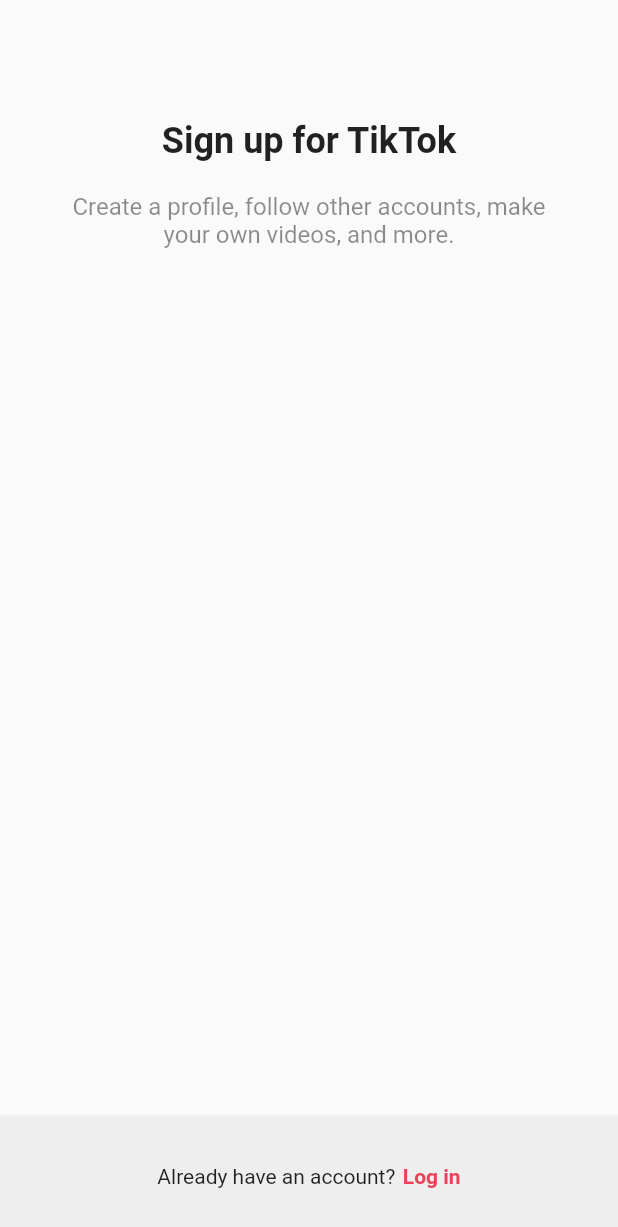
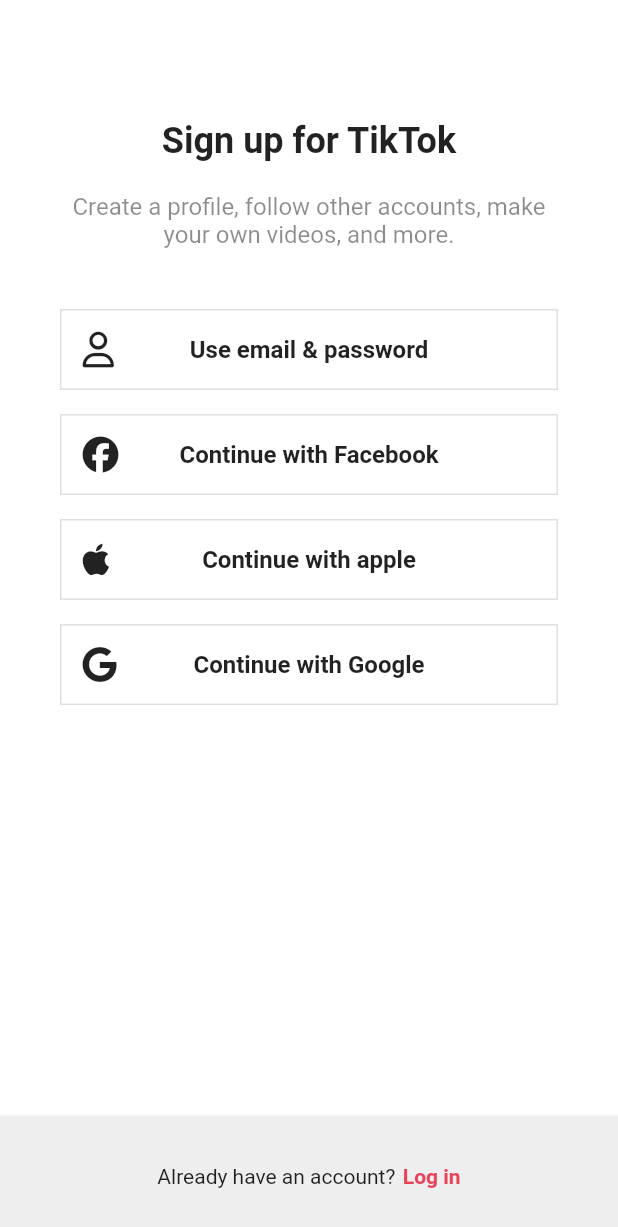
Before and after one commit to Hubsy-kr/tiktok_clone, a Flutter app: the screen it shows after launch, on a phone screen of 412 x 824 dp. Shown: the top 1227 px of the screen. Run offline on Flutter 3.47's test engine with Material 2 defaults, Android fonts, the phone set to English and light mode, and no system bars; our stand-ins replace font_awesome_flutter.

Commit message:
add screen about login

```diff
--- /dev/null
+++ b/lib/features/authentication/sign_up_screen.dart
@@ -0,0 +1,106 @@
+import 'package:flutter/material.dart';
+import 'package:font_awesome_flutter/font_awesome_flutter.dart';
+import 'package:tiktok_clone/constants/gaps.dart';
+import 'package:tiktok_clone/constants/sizes.dart';
+import 'package:tiktok_clone/features/authentication/login_screen.dart';
+import 'package:tiktok_clone/features/authentication/username_screen.dart';
+import 'package:tiktok_clone/features/authentication/widgets/auth_button.dart';
+
+class SignUpScreen extends StatelessWidget {
+  const SignUpScreen({super.key});
+
+  void _onSignUpTap(BuildContext context) {
+    Navigator.of(context).push(
+      MaterialPageRoute(
+        builder: (context) => const LoginScreen(),
+      ),
+    );
+  }
+
+  void _onEmailTap(BuildContext context) {
+    Navigator.of(context).push(
+      MaterialPageRoute(
+        builder: (context) => const UsernameScreen(),
+      ),
+    );
+  }
+
+  @override
+  Widget build(BuildContext context) {
+    return Scaffold(
+      body: SafeArea(
+        child: Padding(
+          padding: const EdgeInsets.symmetric(
+            horizontal: Sizes.size40,
+          ),
+          child: Column(
+            children: [
+              Gaps.v80,
+              const Text(
+                'Sign up for TikTok',
+                style: TextStyle(
+                  fontSize: Sizes.size24,
+                  fontWeight: FontWeight.w700,
+                ),
+              ),
+              Gaps.v20,
+              const Text(
+                'Create a profile, follow other accounts, make your own videos, and more.',
+                style: TextStyle(
+                  fontSize: Sizes.size16,
+                  color: Colors.black45,
+                ),
+                textAlign: TextAlign.center,
+              ),
+              Gaps.v40,
+              GestureDetector(
+                onTap: () => _onEmailTap(context),
+                child: const AuthButton(
+                    icon: FaIcon(FontAwesomeIcons.user),
+                    text: 'Use email & password'),
+              ),
+              Gaps.v16,
+              const AuthButton(
+                  icon: FaIcon(FontAwesomeIcons.facebook),
+                  text: 'Continue with Facebook'),
+              Gaps.v16,
+              const AuthButton(
+                  icon: FaIcon(FontAwesomeIcons.apple),
+                  text: 'Continue with apple'),
+              Gaps.v16,
+              const AuthButton(
+                  icon: FaIcon(FontAwesomeIcons.google),
+                  text: 'Continue with Google'),
+            ],
+          ),
+        ),
+      ),
+      bottomNavigationBar: BottomAppBar(
+        color: Colors.grey.shade200,
+        elevation: 2,
+        child: Padding(
+          padding: const EdgeInsets.symmetric(
+            vertical: Sizes.size32,
+          ),
+          child: Row(
+            mainAxisAlignment: MainAxisAlignment.center,
+            children: [
+              const Text('Already have an account?'),
+              Gaps.h5,
+              GestureDetector(
+                onTap: () => _onSignUpTap(context),
+                child: Text(
+                  'Log in',
+                  style: TextStyle(
+                    color: Theme.of(context).primaryColor,
+                    fontWeight: FontWeight.w600,
+                  ),
+                ),
+              )
+            ],
+          ),
+        ),
+      ),
+    );
+  }
+}
--- /dev/null
+++ b/lib/features/authentication/widgets/auth_button.dart
@@ -0,0 +1,47 @@
+import 'package:flutter/material.dart';
+import 'package:font_awesome_flutter/font_awesome_flutter.dart';
+import 'package:tiktok_clone/constants/sizes.dart';
+
+class AuthButton extends StatelessWidget {
+  final String text;
+  final FaIcon icon;
+
+  const AuthButton({
+    super.key,
+    required this.text,
+    required this.icon,
+  });
+
+  @override
+  Widget build(BuildContext context) {
+    return FractionallySizedBox(
+      widthFactor: 1,
+      child: Container(
+        padding: const EdgeInsets.all(Sizes.size14),
+        decoration: BoxDecoration(
+          border: Border.all(
+            color: Colors.grey.shade300,
+            width: Sizes.size1,
+          ),
+        ),
+        child: Stack(
+          alignment: Alignment.center,
+          children: [
+            Align(
+              alignment: Alignment.centerLeft,
+              child: icon,
+            ),
+            Text(
+              text,
+              style: const TextStyle(
+                fontSize: Sizes.size16,
+                fontWeight: FontWeight.w600,
+              ),
+              textAlign: TextAlign.center,
+            ),
+          ],
+        ),
+      ),
+    );
+  }
+}
--- a/lib/main.dart
+++ b/lib/main.dart
@@ -1,5 +1,7 @@
 import 'package:flutter/material.dart';
-import 'package:tiktok_clone/screens/sign_up/sign_up_screen.dart';
+import 'package:tiktok_clone/features/authentication/sign_up_screen.dart';
+
+import 'constants/sizes.dart';
 
 void main() {
   runApp(const TikTokApp());
@@ -13,7 +15,20 @@ class TikTokApp extends StatelessWidget {
   Widget build(BuildContext context) {
     return MaterialApp(
       title: 'Flutter Demo',
-      theme: ThemeData(primaryColor: const Color(0xFFE9435A)),
+      theme: ThemeData(
+        primaryColor: const Color(0xFFE9435A),
+        scaffoldBackgroundColor: Colors.white,
+        appBarTheme: const AppBarTheme(
+          foregroundColor: Colors.black,
+          backgroundColor: Colors.white,
+          elevation: 0,
+          titleTextStyle: TextStyle(
+            color: Colors.black,
+            fontSize: Sizes.size20,
+            fontWeight: FontWeight.w600,
+          ),
+        ),
+      ),
       home: const SignUpScreen(),
     );
   }
--- a/lib/screens/sign_up/sign_up_screen.dart
+++ /dev/null
@@ -1,64 +0,0 @@
-import 'package:flutter/material.dart';
-import 'package:tiktok_clone/constants/gaps.dart';
-import 'package:tiktok_clone/constants/sizes.dart';
-
-class SignUpScreen extends StatelessWidget {
-  const SignUpScreen({super.key});
-
-  @override
-  Widget build(BuildContext context) {
-    return Scaffold(
-      body: const SafeArea(
-        child: Padding(
-          padding: EdgeInsets.symmetric(
-            horizontal: Sizes.size40,
-          ),
-          child: Column(
-            children: [
-              Gaps.v80,
-              Text(
-                'Sign up for TikTok',
-                style: TextStyle(
-                  fontSize: Sizes.size24,
-                  fontWeight: FontWeight.w700,
-                ),
-              ),
-              Gaps.v20,
-              Text(
-                'Create a profile, follow other accounts, make your own videos, and more.',
-                style: TextStyle(
-                  fontSize: Sizes.size16,
-                  color: Colors.black45,
-                ),
-                textAlign: TextAlign.center,
-              )
-            ],
-          ),
-        ),
-      ),
-      bottomNavigationBar: BottomAppBar(
-        color: Colors.grey.shade200,
-        elevation: 2,
-        child: Padding(
-          padding: const EdgeInsets.symmetric(
-            vertical: Sizes.size32,
-          ),
-          child: Row(
-            mainAxisAlignment: MainAxisAlignment.center,
-            children: [
-              const Text('Already have an account?'),
-              Gaps.h5,
-              Text(
-                'Log in',
-                style: TextStyle(
-                  color: Theme.of(context).primaryColor,
-                  fontWeight: FontWeight.w600,
-                ),
-              )
-            ],
-          ),
-        ),
-      ),
-    );
-  }
-}
--- a/pubspec.yaml
+++ b/pubspec.yaml
@@ -35,6 +35,7 @@ dependencies:
   # The following adds the Cupertino Icons font to your application.
   # Use with the CupertinoIcons class for iOS style icons.
   cupertino_icons: ^1.0.2
+  font_awesome_flutter: 10.3.0
 
 dev_dependencies:
   flutter_test:
```
Also changed, not shown: lib/features/authentication/login_screen.dart (added, +89 -0 lines), lib/features/authentication/username_screen.dart (added, +104 -0 lines), lib/features/authentication/email_screen.dart (added), pubspec.lock.
